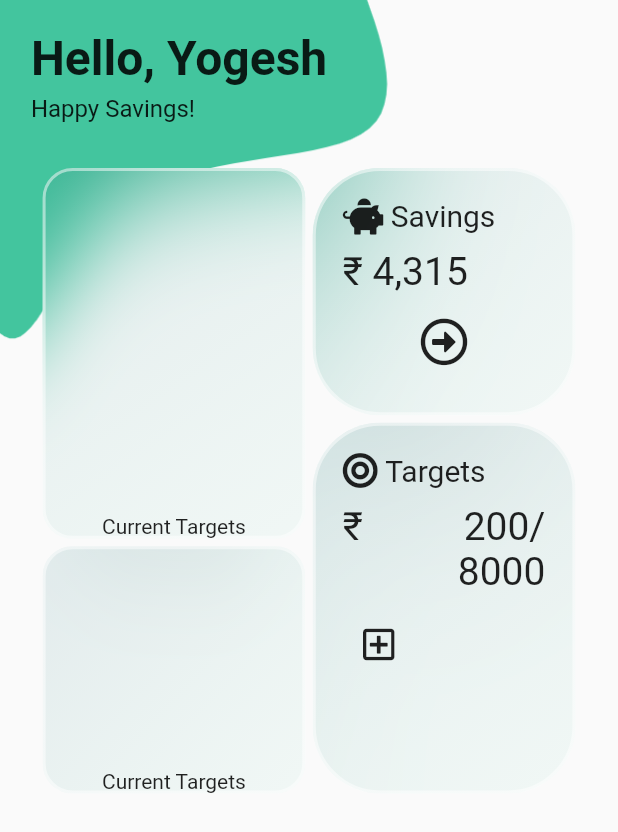
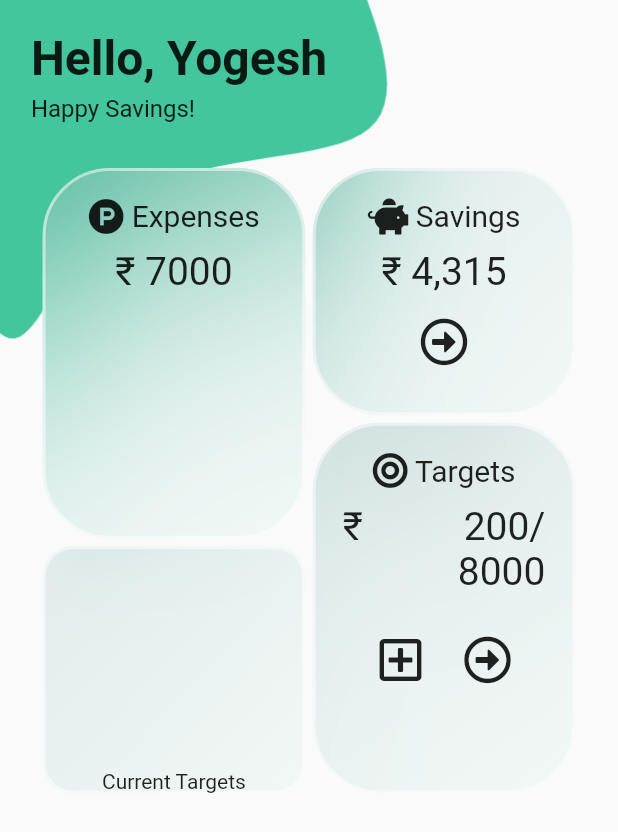
Before and after one commit to YogeshUpdhyay/savings_target, a Flutter app: the screen it shows after launch, on a phone screen of 412 x 824 dp. Shown: the top 832 px of the screen. Run offline on Flutter 3.47's test engine with Material 2 defaults, Android fonts, the phone set to English and light mode, and no system bars; drawn by our look-alikes of glassmorphism; our stand-ins replace font_awesome_flutter, google_fonts; missing offline and left inert: ms_undraw.

Commit message:
expense tile added

```diff
--- a/lib/views/index.dart
+++ b/lib/views/index.dart
@@ -54,34 +54,38 @@ class _IndexState extends State<Index> {
                     children: [
                       Column(
                         children: [
-                          GlassmorphicContainer(
-                            width: size.width*0.425,
-                            height: size.height*0.3,
-                            borderRadius: 20,
-                            blur: 20,
-                            alignment: Alignment.bottomCenter,
-                            border: 2,
-                            linearGradient: LinearGradient(
-                              begin: Alignment.topLeft,
-                              end: Alignment.bottomRight,
-                              colors: [
-                                Color(0xff1f727a).withOpacity(0.1),
-                                Color(0xff43c59e).withOpacity(0.05),
-                              ],
-                              stops: [
-                                0.1,
-                                1,
-                              ]
+                          GlassContainer(
+                            size: size,
+                            widthPercentage: 0.425,
+                            heightPercentage: 0.3,
+                            child: Container(
+                              margin: EdgeInsets.all(20.0),
+                              child: Column(
+                                children: [
+                                  Row(
+                                    mainAxisAlignment: MainAxisAlignment.center,
+                                    children: [
+                                      FaIcon(FontAwesomeIcons.productHunt),
+                                      SizedBox(width: 5.0,),
+                                      Text(
+                                        "Expenses",
+                                        style: GoogleFonts.montserratAlternates(
+                                          fontSize: 20
                                         ),
-                            borderGradient: LinearGradient(
-                              begin: Alignment.topLeft,
-                              end: Alignment.bottomRight,
-                              colors: [
-                                Color(0xFFffffff).withOpacity(0.5),
-                                Color((0xFFFFFFFF)).withOpacity(0.5),
+                                      )
                                     ],
                                   ),
-                            child: Text("Current Targets")
+                                  SizedBox(height: 10.0,),
+                                  Text(
+                                    "\u20B9 7000",
+                                    textAlign: TextAlign.left,
+                                    style: GoogleFonts.montserratAlternates(
+                                      fontSize: 26
+                                    ),
+                                  )
+                                ],
+                              ),
+                            )
                           ),
                           SizedBox(height: 5.0,),
                           GlassmorphicContainer(
@@ -120,15 +124,42 @@ class _IndexState extends State<Index> {
                         children: [
                           SavingsTile(size: size),
                           SizedBox(height: 5.0,),
-                          GlassContainer(
+                          TargetsTile(size: size),
+                        ],
+                      )
+                    ],
+                  )
+                ],
+              ),
+            ),
+          ],
+        ),
+      ),
+    );
+  }
+}
+
+class TargetsTile extends StatelessWidget {
+  const TargetsTile({
+    Key? key,
+    required this.size,
+  }) : super(key: key);
+
+  final Size size;
+
+  @override
+  Widget build(BuildContext context) {
+    return GlassContainer(
       size: size,
       heightPercentage: 0.3,
       widthPercentage: 0.425,
+      child: Center(
         child: Container(
           margin: EdgeInsets.all(20.0),
           child: Column(
             children: [
               Row(
+                mainAxisAlignment: MainAxisAlignment.center,
                 children: [
                   FaIcon(FontAwesomeIcons.bullseye),
                   SizedBox(width: 5.0,),
@@ -149,7 +180,6 @@ class _IndexState extends State<Index> {
                     children: [
                       Text(
                         "\u20B9",
-                                            textAlign: TextAlign.left,
                         style: GoogleFonts.montserratAlternates(
                           fontSize: 26
                         ),
@@ -169,28 +199,25 @@ class _IndexState extends State<Index> {
                   )
                 ],
               ),
-                                  SizedBox(height: 10.0,),
+              SizedBox(height: 20.0,),
               Row(
+                mainAxisAlignment: MainAxisAlignment.center,
                 children: [
                   IconButton(
                     onPressed: () {},
-                                        icon: FaIcon(FontAwesomeIcons.plusSquare)
+                    icon: FaIcon(FontAwesomeIcons.plusSquare),
+                    iconSize: 32,
                   ),
                   SizedBox(width: 10.0,),
-                                    ],
-                                  )
-                                ],
-                              ),
-                            ),
-                          ),
-                        ],
+                  IconButton(
+                    onPressed: () {},
+                    icon: FaIcon(FontAwesomeIcons.arrowAltCircleRight),
+                    iconSize: 32,
                   )
                 ],
               )
             ],
           ),
-            ),
-          ],
         ),
       ),
     );
@@ -214,9 +241,10 @@ class SavingsTile extends StatelessWidget {
       child: Container(
         margin: EdgeInsets.all(20.0),
         child: Column(
-          crossAxisAlignment: CrossAxisAlignment.start,
+          crossAxisAlignment: CrossAxisAlignment.center,
           children: [
             Row(
+              mainAxisAlignment: MainAxisAlignment.center,
               children: [
                 FaIcon(FontAwesomeIcons.piggyBank),
                 SizedBox(width: 5.0,),
```
Lines whose indentation alone changed are shown as unchanged.
